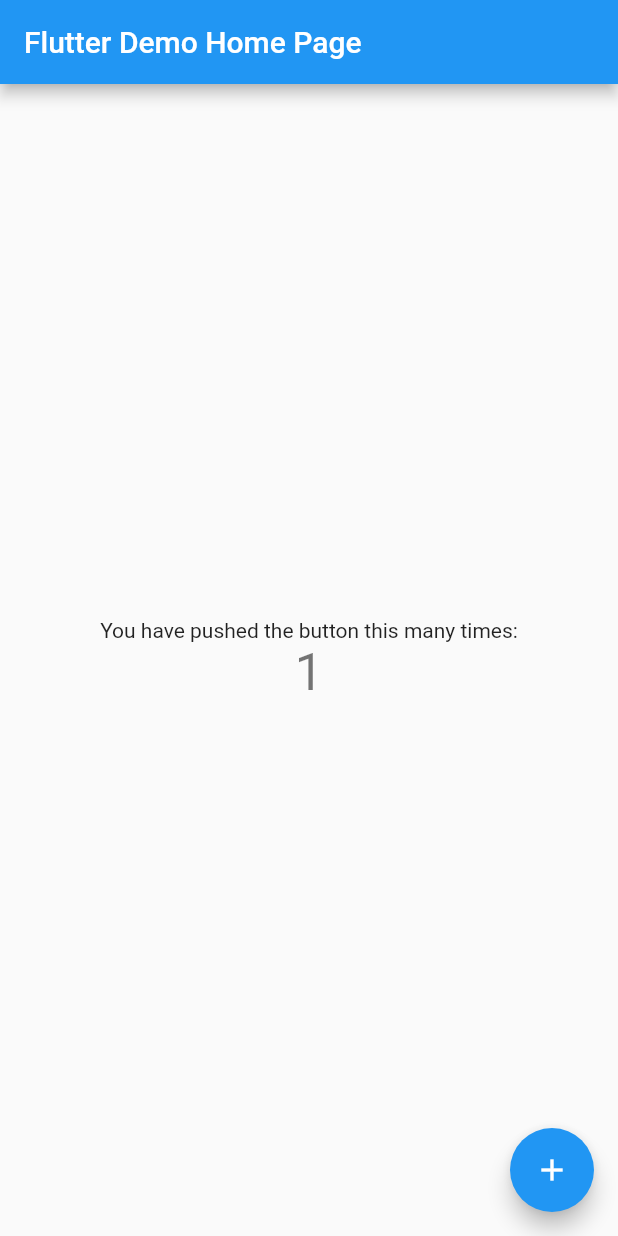
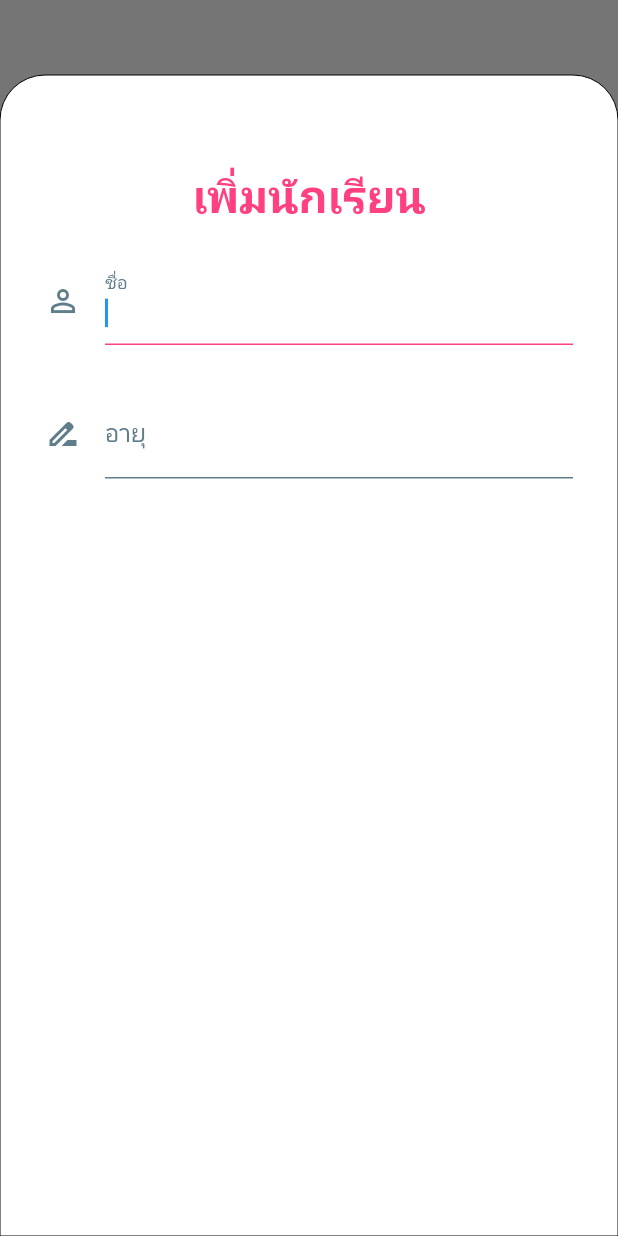
Before and after one commit to NickUseGitHub/flutter_101, a Flutter app: the screen it shows after launch, after a tap on the "add" icon, on a phone screen of 412 x 824 dp. Run offline on Flutter 3.47's test engine with Material 2 defaults, Android fonts, the phone set to English and light mode, and no system bars.

Commit message:
chore: still do Student Apps

```diff
--- a/lib/main.dart
+++ b/lib/main.dart
@@ -1,4 +1,7 @@
 import 'package:flutter/material.dart';
+import 'package:flutter_101/models/students_list_model.dart';
+import 'package:flutter_101/screens/student_screen.dart';
+import 'package:provider/provider.dart';
 
 void main() {
   runApp(const MyApp());
@@ -10,106 +13,12 @@ class MyApp extends StatelessWidget {
   // This widget is the root of your application.
   @override
   Widget build(BuildContext context) {
-    return MaterialApp(
-      title: 'Flutter Demo',
-      theme: ThemeData(
-        // This is the theme of your application.
-        //
-        // Try running your application with "flutter run". You'll see the
-        // application has a blue toolbar. Then, without quitting the app, try
-        // changing the primarySwatch below to Colors.green and then invoke
-        // "hot reload" (press "r" in the console where you ran "flutter run",
-        // or simply save your changes to "hot reload" in a Flutter IDE).
-        // Notice that the counter didn't reset back to zero; the application
-        // is not restarted.
-        primarySwatch: Colors.blue,
+    return ChangeNotifierProvider(
+      create: (context) => StudentsListModel(students: []),
+      builder: (_, __) => MaterialApp(
+        home: const StudentsScreen(),
+        theme: ThemeData.dark(),
       ),
-      home: const MyHomePage(title: 'Flutter Demo Home Page'),
     );
   }
 }
-
-class MyHomePage extends StatefulWidget {
-  const MyHomePage({Key? key, required this.title}) : super(key: key);
-
-  // This widget is the home page of your application. It is stateful, meaning
-  // that it has a State object (defined below) that contains fields that affect
-  // how it looks.
-
-  // This class is the configuration for the state. It holds the values (in this
-  // case the title) provided by the parent (in this case the App widget) and
-  // used by the build method of the State. Fields in a Widget subclass are
-  // always marked "final".
-
-  final String title;
-
-  @override
-  State<MyHomePage> createState() => _MyHomePageState();
-}
-
-class _MyHomePageState extends State<MyHomePage> {
-  int _counter = 0;
-
-  void _incrementCounter() {
-    setState(() {
-      // This call to setState tells the Flutter framework that something has
-      // changed in this State, which causes it to rerun the build method below
-      // so that the display can reflect the updated values. If we changed
-      // _counter without calling setState(), then the build method would not be
-      // called again, and so nothing would appear to happen.
-      _counter++;
-    });
-  }
-
-  @override
-  Widget build(BuildContext context) {
-    // This method is rerun every time setState is called, for instance as done
-    // by the _incrementCounter method above.
-    //
-    // The Flutter framework has been optimized to make rerunning build methods
-    // fast, so that you can just rebuild anything that needs updating rather
-    // than having to individually change instances of widgets.
-    return Scaffold(
-      appBar: AppBar(
-        // Here we take the value from the MyHomePage object that was created by
-        // the App.build method, and use it to set our appbar title.
-        title: Text(widget.title),
-      ),
-      body: Center(
-        // Center is a layout widget. It takes a single child and positions it
-        // in the middle of the parent.
-        child: Column(
-          // Column is also a layout widget. It takes a list of children and
-          // arranges them vertically. By default, it sizes itself to fit its
-          // children horizontally, and tries to be as tall as its parent.
-          //
-          // Invoke "debug painting" (press "p" in the console, choose the
-          // "Toggle Debug Paint" action from the Flutter Inspector in Android
-          // Studio, or the "Toggle Debug Paint" command in Visual Studio Code)
-          // to see the wireframe for each widget.
-          //
-          // Column has various properties to control how it sizes itself and
-          // how it positions its children. Here we use mainAxisAlignment to
-          // center the children vertically; the main axis here is the vertical
-          // axis because Columns are vertical (the cross axis would be
-          // horizontal).
-          mainAxisAlignment: MainAxisAlignment.center,
-          children: <Widget>[
-            const Text(
-              'You have pushed the button this many times:',
-            ),
-            Text(
-              '$_counter',
-              style: Theme.of(context).textTheme.headline4,
-            ),
-          ],
-        ),
-      ),
-      floatingActionButton: FloatingActionButton(
-        onPressed: _incrementCounter,
-        tooltip: 'Increment',
-        child: const Icon(Icons.add),
-      ), // This trailing comma makes auto-formatting nicer for build methods.
-    );
-  }
-}
--- /dev/null
+++ b/lib/models/student_model.dart
@@ -0,0 +1,7 @@
+class StudentModel {
+  String id;
+  String name;
+  int age;
+
+  StudentModel({required this.id, required this.name, required this.age});
+}
--- /dev/null
+++ b/lib/models/students_list_model.dart
@@ -0,0 +1,32 @@
+import 'package:flutter/material.dart';
+import 'package:flutter_101/models/student_model.dart';
+
+class StudentsListModel extends ChangeNotifier {
+  List<StudentModel> students;
+
+  StudentsListModel({required this.students});
+
+  void addStudent(StudentModel newStudent) {
+    students.insert(0, newStudent);
+    notifyListeners();
+  }
+
+  void editStudent(StudentModel editedStudent) {
+    var index =
+        students.indexWhere((student) => student.id == editedStudent.id);
+
+    if (index != -1) {
+      students[index] = StudentModel(
+        id: editedStudent.id,
+        name: editedStudent.name,
+        age: editedStudent.age,
+      );
+    }
+  }
+
+  void deleteStudent(StudentModel deletedStudent) {
+    students.map((student) => student.id != deletedStudent.id).toList();
+
+    notifyListeners();
+  }
+}
--- /dev/null
+++ b/lib/screens/add_student_screen.dart
@@ -0,0 +1,12 @@
+import 'package:flutter/material.dart';
+import 'package:flutter_101/widgets/student_form.dart';
+
+class AddStudentScreen extends StatelessWidget {
+  @override
+  Widget build(BuildContext context) {
+    return Container(
+      color: Color(0xff747574),
+      child: StudentForm(),
+    );
+  }
+}
--- /dev/null
+++ b/lib/screens/edit_student_screen.dart
@@ -0,0 +1,17 @@
+import 'package:flutter/material.dart';
+import 'package:flutter_101/models/student_model.dart';
+import 'package:flutter_101/widgets/student_form.dart';
+
+class EditStudentScreen extends StatelessWidget {
+  late StudentModel student;
+
+  EditStudentScreen({Key? key, required this.student}) : super(key: key);
+
+  @override
+  Widget build(BuildContext context) {
+    return Container(
+      color: const Color(0xff747574),
+      child: StudentForm(student: student),
+    );
+  }
+}
--- /dev/null
+++ b/lib/screens/student_screen.dart
@@ -0,0 +1,89 @@
+// ignore_for_file: prefer_const_constructors
+
+import 'package:flutter/material.dart';
+import 'package:flutter_101/models/students_list_model.dart';
+import 'package:flutter_101/screens/add_student_screen.dart';
+import 'package:flutter_101/widgets/students_list.dart';
+import 'package:provider/provider.dart';
+
+class StudentsScreen extends StatefulWidget {
+  const StudentsScreen({Key? key}) : super(key: key);
+
+  @override
+  _StudentsScreenState createState() => _StudentsScreenState();
+}
+
+class _StudentsScreenState extends State<StudentsScreen> {
+  @override
+  Widget build(BuildContext context) {
+    StudentsListModel students = Provider.of<StudentsListModel>(context);
+
+    return Scaffold(
+      body: SafeArea(
+        child: Column(
+          crossAxisAlignment: CrossAxisAlignment.center,
+          mainAxisAlignment: MainAxisAlignment.center,
+          children: [
+            Padding(
+              padding: const EdgeInsets.all(8.0),
+              child: Column(
+                children: [
+                  CircleAvatar(
+                    radius: 40.0,
+                    child: Icon(
+                      Icons.people_alt,
+                      size: 40.0,
+                      color: Colors.white,
+                    ),
+                    backgroundColor: Colors.pink,
+                  ),
+                  SizedBox(height: 20.0),
+                  Text(
+                    'รายชื่อนักเรียน',
+                    style: TextStyle(
+                      fontWeight: FontWeight.w700,
+                      color: Colors.grey.shade400,
+                      fontSize: 40,
+                    ),
+                  ),
+                  SizedBox(height: 5.0),
+                  Text(
+                    'นักเรียนทั้งหมด ${students.students.length} คน',
+                    style: TextStyle(
+                      fontWeight: FontWeight.w700,
+                      color: Colors.grey.shade400,
+                      fontSize: 20,
+                    ),
+                  ),
+                ],
+              ),
+            ),
+            Expanded(
+              child: Container(
+                decoration: BoxDecoration(color: Colors.white),
+                child: Padding(
+                  padding: const EdgeInsets.only(
+                    top: 20,
+                    bottom: 10,
+                  ),
+                  child: StudentList(),
+                ),
+              ),
+            ),
+          ],
+        ),
+      ),
+      floatingActionButton: FloatingActionButton(
+        child: Icon(Icons.add, color: Colors.white),
+        backgroundColor: Colors.pinkAccent,
+        onPressed: () => {
+          showModalBottomSheet(
+            context: context,
+            isScrollControlled: true,
+            builder: (context) => AddStudentScreen(),
+          ),
+        },
+      ),
+    );
+  }
+}
--- /dev/null
+++ b/lib/widgets/no_data.dart
@@ -0,0 +1,36 @@
+import 'package:flutter/material.dart';
+
+class NoDataScreen extends StatelessWidget {
+  final String title;
+  final String details;
+
+  const NoDataScreen({Key? key, required this.title, required this.details})
+      : super(key: key);
+
+  @override
+  Widget build(BuildContext context) {
+    return Center(
+      child: Column(
+        mainAxisAlignment: MainAxisAlignment.center,
+        crossAxisAlignment: CrossAxisAlignment.center,
+        children: [
+          Text(
+            title,
+            style: const TextStyle(
+              fontSize: 25,
+              color: Colors.orangeAccent,
+            ),
+          ),
+          Text(
+            details,
+            style: const TextStyle(
+              fontSize: 16,
+              color: Colors.blueGrey,
+            ),
+          ),
+          const SizedBox(height: 100),
+        ],
+      ),
+    );
+  }
+}
--- /dev/null
+++ b/lib/widgets/student_form.dart
@@ -0,0 +1,192 @@
+import 'package:flutter/material.dart';
+import 'package:flutter_101/models/student_model.dart';
+import 'package:flutter_101/models/students_list_model.dart';
+import 'package:provider/provider.dart';
+
+TextStyle kTextFieldStyle = const TextStyle(
+  decorationColor: Colors.red,
+  color: Colors.blueGrey,
+);
+
+class StudentForm extends StatefulWidget {
+  final StudentModel? student;
+
+  const StudentForm({Key? key, this.student}) : super(key: key);
+
+  @override
+  _StudentFormState createState() => _StudentFormState();
+}
+
+class _StudentFormState extends State<StudentForm> {
+  late bool isEditing;
+  late TextEditingController nameController;
+  late TextEditingController ageController;
+
+  @override
+  void initState() {
+    super.initState();
+    isEditing = false;
+    nameController = TextEditingController();
+    ageController = TextEditingController();
+
+    if (widget.student != null) {
+      isEditing = true;
+      nameController.text = widget.student?.name ?? '';
+      nameController.selection = TextSelection.fromPosition(
+          TextPosition(offset: nameController.text.length));
+
+      ageController.text = (widget.student?.age ?? 0).toString();
+    }
+  }
+
+  @override
+  void dispose() {
+    nameController.dispose();
+    ageController.dispose();
+    super.dispose();
+  }
+
+  @override
+  Widget build(BuildContext context) {
+    StudentsListModel students = Provider.of<StudentsListModel>(context);
+
+    return Container(
+      padding: const EdgeInsets.only(top: 50),
+      child: Container(
+        padding: const EdgeInsets.all(30),
+        decoration: BoxDecoration(
+          color: Colors.white,
+          border: Border.all(width: 0),
+          borderRadius: const BorderRadius.only(
+            topLeft: Radius.circular(30),
+            topRight: Radius.circular(30),
+          ),
+        ),
+        child: Column(
+          children: [
+            const SizedBox(height: 30),
+            Text(
+              isEditing ? widget.student!.name : 'เพิ่มนักเรียน',
+              style: const TextStyle(
+                color: Colors.pinkAccent,
+                fontSize: 30,
+                fontWeight: FontWeight.bold,
+              ),
+            ),
+            const SizedBox(height: 20),
+            TextField(
+              decoration: InputDecoration(
+                labelText: 'ชื่อ',
+                focusColor: Colors.pink,
+                labelStyle: kTextFieldStyle,
+                icon: const Icon(
+                  Icons.person_outline,
+                  color: Colors.blueGrey,
+                ),
+                fillColor: Colors.blueGrey,
+                enabledBorder: const UnderlineInputBorder(
+                  borderSide: BorderSide(color: Colors.blueGrey),
+                ),
+                focusedBorder: const UnderlineInputBorder(
+                  borderSide: BorderSide(
+                    color: Colors.pinkAccent,
+                  ),
+                ),
+              ),
+              controller: nameController,
+              autofocus: true,
+              autocorrect: false,
+              style: kTextFieldStyle,
+            ),
+            const SizedBox(height: 30),
+            TextField(
+              decoration: InputDecoration(
+                labelText: 'อายุ',
+                focusColor: Colors.pink,
+                labelStyle: kTextFieldStyle,
+                icon: const Icon(
+                  Icons.drive_file_rename_outline,
+                  color: Colors.blueGrey,
+                ),
+                fillColor: Colors.blueGrey,
+                enabledBorder: const UnderlineInputBorder(
+                  borderSide: BorderSide(color: Colors.blueGrey),
+                ),
+                focusedBorder: const UnderlineInputBorder(
+                  borderSide: BorderSide(
+                    color: Colors.pinkAccent,
+                  ),
+                ),
+              ),
+              controller: ageController,
+              keyboardType: TextInputType.number,
+              style: kTextFieldStyle,
+            ),
+            const SizedBox(height: 30),
+            _buildButton(students),
+          ],
+        ),
+      ),
+    );
+  }
+
+  Widget _buildButton(StudentsListModel students) {
+    return Row(
+      mainAxisAlignment: MainAxisAlignment.spaceEvenly,
+      children: [
+        TextButton(
+          onPressed: () => Navigator.of(context).pop(),
+          child: const Text(
+            'ยกเลิก',
+            style: TextStyle(
+              color: Colors.white,
+              fontWeight: FontWeight.w900,
+            ),
+          ),
+          style: TextButton.styleFrom(
+            textStyle: const TextStyle(
+              color: Colors.blueGrey,
+            ),
+            minimumSize: const Size(150, 30),
+          ),
+        ),
+        TextButton(
+          onPressed: () {
+            if (isEditing) {
+              students.editStudent(
+                StudentModel(
+                  id: widget.student!.id,
+                  name: widget.student!.name,
+                  age: widget.student!.age,
+                ),
+              );
+            } else {
+              students.addStudent(
+                StudentModel(
+                  id: DateTime.now().toIso8601String(),
+                  name: nameController.text,
+                  age: int.tryParse(ageController.text) ?? 0,
+                ),
+              );
+            }
+
+            Navigator.of(context).pop();
+          },
+          child: Text(
+            isEditing ? 'แก้ไข' : 'เพิ่ม',
+            style: const TextStyle(
+              color: Colors.white,
+              fontWeight: FontWeight.w900,
+            ),
+          ),
+          style: TextButton.styleFrom(
+            textStyle: const TextStyle(
+              color: Colors.pinkAccent,
+            ),
+            minimumSize: const Size(150, 30),
+          ),
+        ),
+      ],
+    );
+  }
+}
--- /dev/null
+++ b/lib/widgets/student_title.dart
@@ -0,0 +1,42 @@
+import 'package:flutter/material.dart';
+import 'package:flutter_101/models/student_model.dart';
+import 'package:flutter_101/screens/edit_student_screen.dart';
+
+TextStyle kTextStyle = const TextStyle(
+  color: Colors.pinkAccent,
+  fontSize: 18,
+  fontWeight: FontWeight.w500,
+);
+
+class StudentTitle extends StatelessWidget {
+  final StudentModel student;
+
+  const StudentTitle({Key? key, required this.student}) : super(key: key);
+
+  @override
+  Widget build(BuildContext context) {
+    return ListTile(
+      contentPadding: const EdgeInsets.only(
+        left: 60,
+        right: 60,
+        top: 0,
+        bottom: 0,
+      ),
+      title: Text(
+        student.name,
+        style: kTextStyle,
+      ),
+      trailing: Text(
+        student.age.toString(),
+        style: kTextStyle,
+      ),
+      onTap: () {
+        showModalBottomSheet(
+          context: context,
+          isScrollControlled: true,
+          builder: (context) => EditStudentScreen(student: student),
+        );
+      },
+    );
+  }
+}
--- /dev/null
+++ b/lib/widgets/students_list.dart
@@ -0,0 +1,61 @@
+import 'package:flutter/material.dart';
+import 'package:flutter_101/models/student_model.dart';
+import 'package:flutter_101/models/students_list_model.dart';
+import 'package:flutter_101/widgets/no_data.dart';
+import 'package:flutter_101/widgets/student_title.dart';
+import 'package:provider/provider.dart';
+
+class StudentList extends StatefulWidget {
+  @override
+  _StudentListState createState() => _StudentListState();
+}
+
+class _StudentListState extends State<StudentList> {
+  late List<StudentModel> students;
+
+  @override
+  Widget build(BuildContext context) {
+    StudentsListModel studentsListModel =
+        Provider.of<StudentsListModel>(context);
+
+    students = studentsListModel.students;
+
+    return students.isEmpty
+        ? const NoDataScreen(
+            title: 'ยังไม่มีนักเรียน', details: 'กดปุ่ม + เพื่อเพิ่ม')
+        : ListView.builder(
+            itemBuilder: (context, index) {
+              return Column(
+                children: [
+                  Dismissible(
+                    key: Key(students[index].id),
+                    child: StudentTitle(
+                      student: students[index],
+                    ),
+                    background: Container(
+                      decoration: const BoxDecoration(
+                        color: Colors.pinkAccent,
+                      ),
+                    ),
+                    onDismissed: (direction) {
+                      if (direction == DismissDirection.endToStart) {
+                        studentsListModel.deleteStudent(students[index]);
+
+                        students.removeAt(index);
+                      }
+                    },
+                    direction: DismissDirection.endToStart,
+                  ),
+                  const Divider(
+                    color: Colors.blueGrey,
+                    indent: 20,
+                    endIndent: 20,
+                    height: 1,
+                  ),
+                ],
+              );
+            },
+            itemCount: students.length,
+          );
+  }
+}
```
